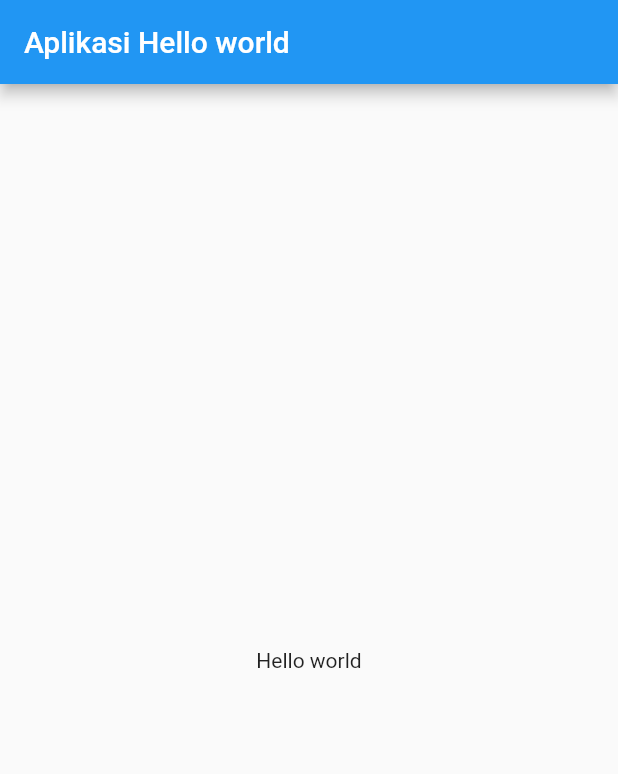
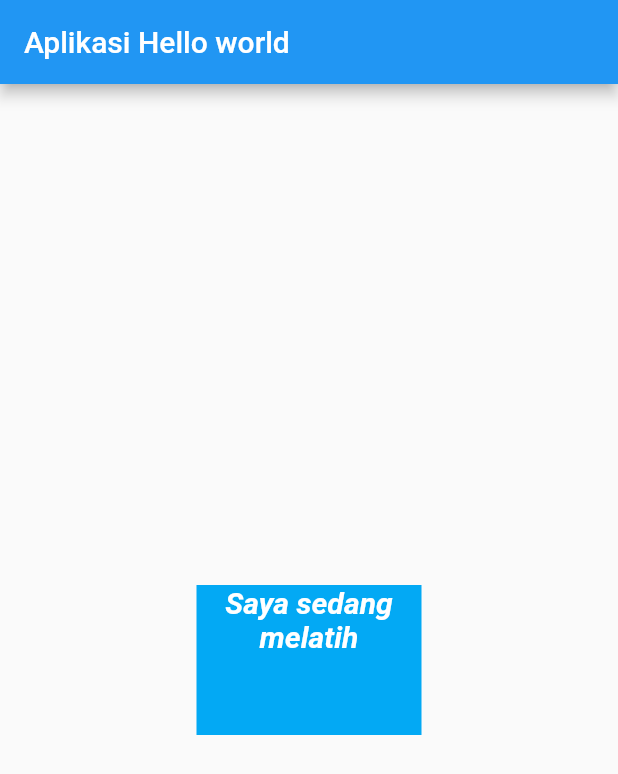
Before and after one commit to martin72gar/myflutterapp, a Flutter app: the screen it shows after launch, on a phone screen of 412 x 824 dp. Shown: the top 774 px of the screen. Run offline on Flutter 3.47's test engine with Material 2 defaults, Android fonts, the phone set to English and light mode, and no system bars.

Commit message:
knowing text widget

```diff
--- a/lib/main.dart
+++ b/lib/main.dart
@@ -12,8 +12,24 @@ class MyApp extends StatelessWidget {
   Widget build(BuildContext context) {
     return MaterialApp(
       home: Scaffold(
-        appBar: AppBar(title: Text("Aplikasi Hello world"),),
-        body: Center(child: Text("Hello world")),
+        appBar: AppBar(
+          title: Text("Aplikasi Hello world"),
+        ),
+        body: Center(
+            child: Container(
+                color: Colors.lightBlue,
+                width: 150,
+                height: 100,
+                child: Text(
+                  "Saya sedang melatih kemampuan Flutter saya.",
+                  maxLines: 2,
+                  textAlign: TextAlign.center,
+                  style: TextStyle(
+                      color: Colors.white,
+                      fontStyle: FontStyle.italic,
+                      fontWeight: FontWeight.w700,
+                      fontSize: 20),
+                ))),
       ),
     );
   }
```
